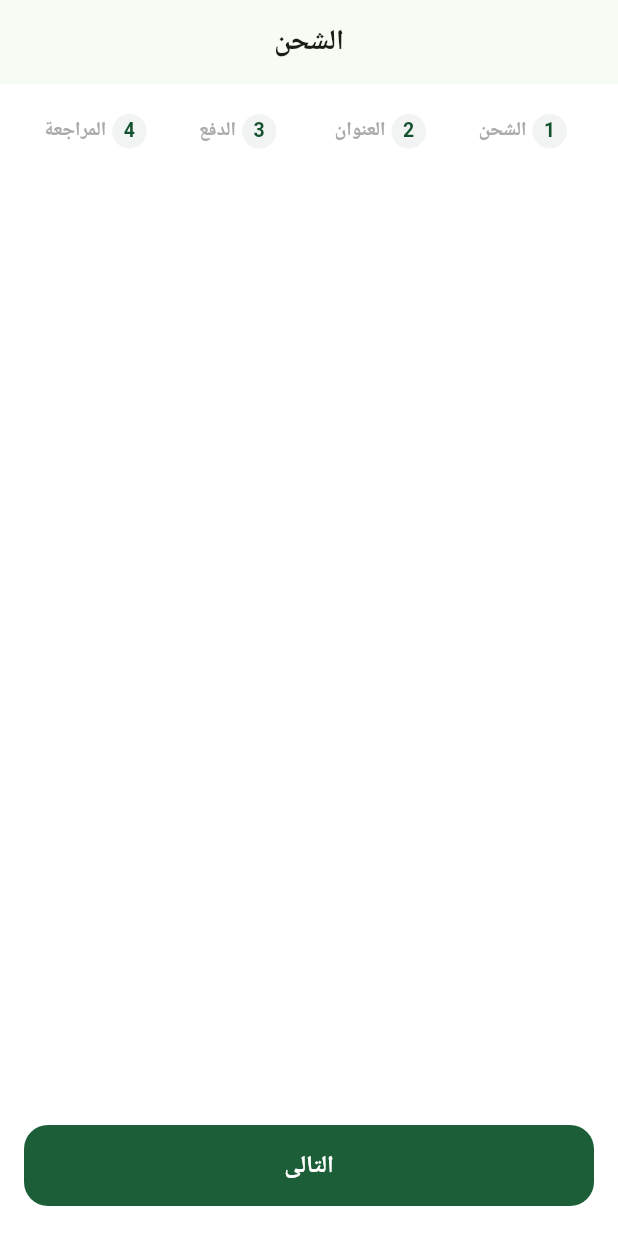
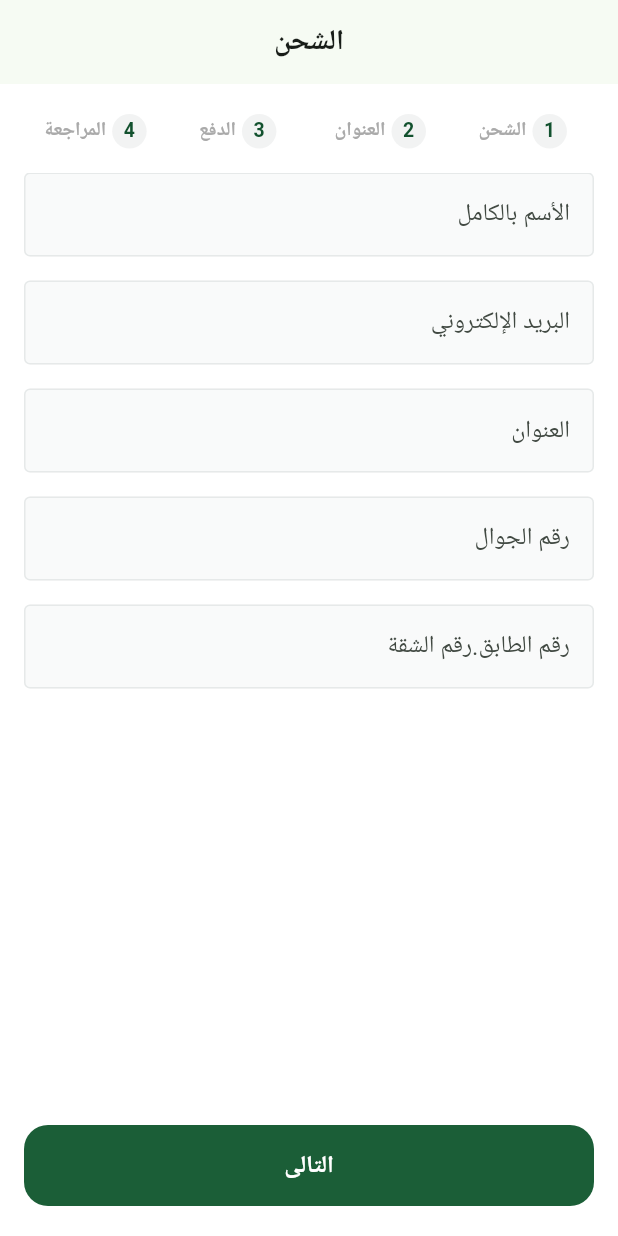
Before and after one commit to EsAm1973/Fruit-Market, a Flutter app: the CheckoutView screen opened by its route, swiped to page 2, on a phone screen of 412 x 824 dp. Run offline on Flutter 3.47's test engine with Material 3 defaults, Android fonts, the phone set to English and light mode, and no system bars; our stand-ins replace bloc, cached_network_image, cloud_firestore, dartz, dots_indicator, equatable and 9 more; missing offline and left inert: flutter_facebook_auth, svg_flutter; accounts and stored records are empty; Roboto replaces fonts that are missing (Cairo).

Commit message:
Add AddressInputSection widget and update CheckOutStepsPageView to include it; enhance button functionality in CheckoutViewBody.

```diff
--- /dev/null
+++ b/lib/Features/checkout/presentation/views/widgets/address_input_section.dart
@@ -0,0 +1,45 @@
+import 'package:flutter/material.dart';
+import 'package:fruit_market/Core/widgets/custom_text_feild.dart';
+
+class AddressInputSection extends StatelessWidget {
+  const AddressInputSection({super.key});
+
+  @override
+  Widget build(BuildContext context) {
+    return SingleChildScrollView(
+      child: Column(
+        children: [
+          CustomTextFormFeild(
+            hintText: 'الأسم بالكامل',
+            onSaved: (value) {},
+            keyboardType: TextInputType.name,
+          ),
+          const SizedBox(height: 16),
+          CustomTextFormFeild(
+            hintText: 'البريد الإلكتروني',
+            onSaved: (value) {},
+            keyboardType: TextInputType.emailAddress,
+          ),
+          const SizedBox(height: 16),
+          CustomTextFormFeild(
+            hintText: 'العنوان',
+            onSaved: (value) {},
+            keyboardType: TextInputType.streetAddress,
+          ),
+          const SizedBox(height: 16),
+          CustomTextFormFeild(
+            hintText: 'رقم الجوال',
+            onSaved: (value) {},
+            keyboardType: TextInputType.number,
+          ),
+          const SizedBox(height: 16),
+          CustomTextFormFeild(
+            hintText: 'رقم الطابق.رقم الشقة',
+            onSaved: (value) {},
+            keyboardType: TextInputType.number,
+          ),
+        ],
+      ),
+    );
+  }
+}
--- a/lib/Features/checkout/presentation/views/widgets/checkout_steps_pageview.dart
+++ b/lib/Features/checkout/presentation/views/widgets/checkout_steps_pageview.dart
@@ -1,4 +1,5 @@
 import 'package:flutter/material.dart';
+import 'package:fruit_market/Features/checkout/presentation/views/widgets/address_input_section.dart';
 import 'package:fruit_market/Features/checkout/presentation/views/widgets/shipping_section.dart';
 
 class CheckOutStepsPageView extends StatelessWidget {
@@ -24,7 +25,7 @@ class CheckOutStepsPageView extends StatelessWidget {
   List<Widget> getPages() {
     return [
       const ShippingSection(),
-      const SizedBox(),
+      const AddressInputSection(),
       const SizedBox(),
       const SizedBox(),
     ];
--- a/lib/Features/checkout/presentation/views/widgets/checkout_view_body.dart
+++ b/lib/Features/checkout/presentation/views/widgets/checkout_view_body.dart
@@ -36,7 +36,12 @@ class _CheckoutViewBodyState extends State<CheckoutViewBody> {
           Expanded(
             child: CheckOutStepsPageView(pageController: pageController),
           ),
-          CustomButtom(onpressed: () {}, text: 'التالى'),
+          CustomButtom(onpressed: () {
+            pageController.nextPage(
+              duration: const Duration(milliseconds: 300),
+              curve: Curves.fastLinearToSlowEaseIn,
+            );
+          }, text: 'التالى'),
           const SizedBox(height: 20),
         ],
       ),
```
